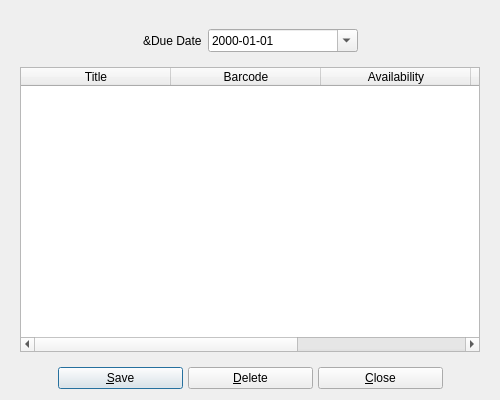
Above: UI/biblioteq_copybrowser.ui from textbrowser/biblioteq before the change. Below: the same form after it.
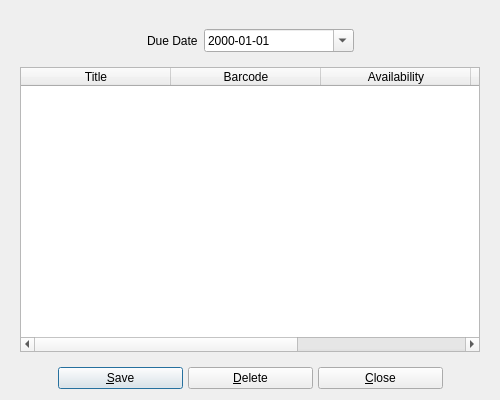
That is the form after the change. Icons and pictures are not drawn.

```diff
--- a/UI/biblioteq_copybrowser.ui
+++ b/UI/biblioteq_copybrowser.ui
@@ -48,7 +48,7 @@
            <item>
             <widget class="QLabel" name="label">
              <property name="text">
-              <string>&amp;Due Date</string>
+              <string>Due Date</string>
              </property>
             </widget>
            </item>
```
